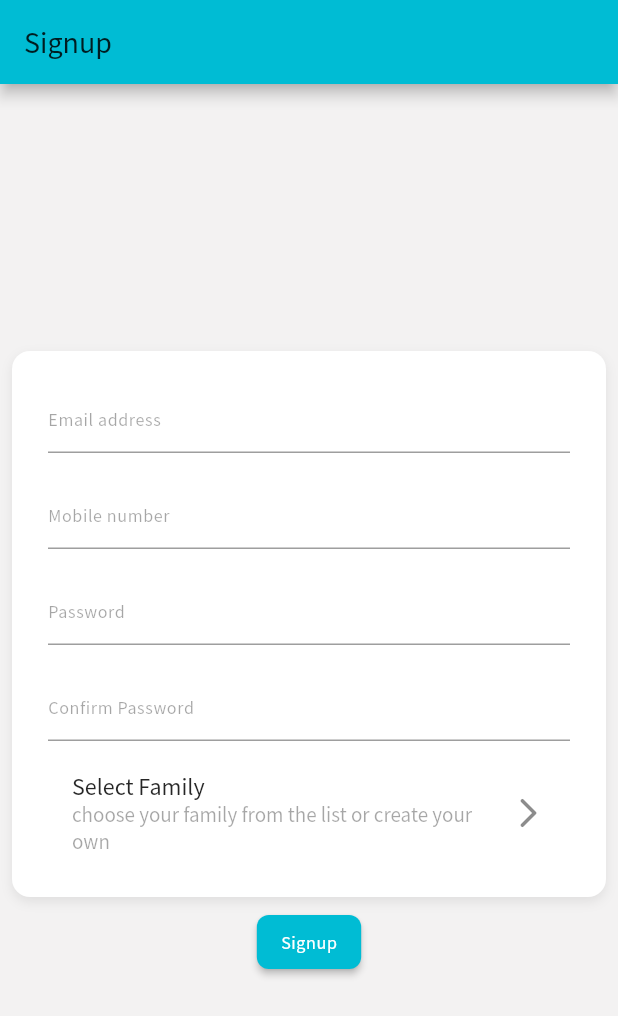
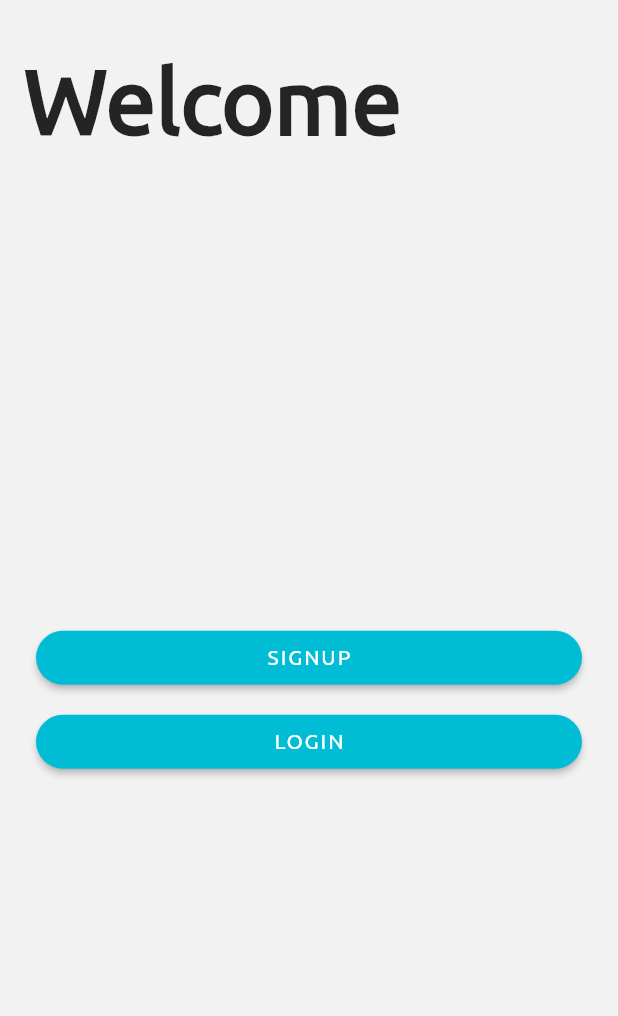
Before and after one commit to kunalmanocha98/shopper_android, a Flutter app: the screen it shows after launch, on a phone screen of 412 x 824 dp. Shown: the top 1016 px of the screen. Run offline on Flutter 3.47's test engine with Material 2 defaults, Android fonts, the phone set to English and light mode, and no system bars; our stand-ins replace cached_network_image; missing offline and left inert: pagination_view; generated files the repository leaves out were written again.

Commit message:
changes: 1. registration pages are made

```diff
--- a/lib/l10n/app_en.arb
+++ b/lib/l10n/app_en.arb
@@ -26,5 +26,9 @@
   "hint_enter_confirm_password": "Confirm Password",
   "hint_enter_family_user_name": "Family username(must be unique)",
   "hint_enter_family_name": "Family name",
-  "register_family": "Register family"
+  "register_family": "Register family",
+  "login": "Login",
+  "welcome": "Welcome",
+  "already_have_account": "Already have an account?",
+  "dont_have_account": "Don't have an account?"
 }
--- /dev/null
+++ b/lib/src/Registration/welcome_page.dart
@@ -0,0 +1,74 @@
+import 'package:flutter/material.dart';
+import 'package:shopper/src/BasicUtilities/custom_localizations.dart';
+import 'package:shopper/src/BasicUtilities/custom_text_styles.dart';
+import 'package:shopper/src/Registration/signup_page.dart';
+import 'package:shopper/src/UIComponents/custom_buttons.dart';
+
+import 'login_page.dart';
+
+class WelcomePage extends StatefulWidget{
+  @override
+  WelcomePageState createState() => WelcomePageState();
+}
+
+class WelcomePageState extends State<WelcomePage>{
+  @override
+  Widget build(BuildContext context) {
+    return Scaffold(
+      body: SafeArea(
+        child: Container(
+          child: Column(
+            crossAxisAlignment: CrossAxisAlignment.start,
+            children: [
+              Padding(
+                padding:  EdgeInsets.only(top:32.0,bottom: 8,left: 16),
+                child: Text(ShopperLocalizations(context).localization.welcome,
+                style: ShopperTextStyles.headline2.copyWith(
+                  fontWeight: FontWeight.bold
+                ),),
+              ),
+              Expanded(
+                  child:Center(
+                    child: Column(
+                      mainAxisSize: MainAxisSize.min,
+                      children: [
+                        Container(
+                          width: double.infinity,
+                          margin: EdgeInsets.only(top: 4,bottom: 4,left: 24,right: 24),
+                          child: ShopperElevatedButton(
+                            padding: EdgeInsets.all(8),
+                            onPressed: (){
+                              Navigator.push(context, MaterialPageRoute(builder: (BuildContext context){
+                                return SignupPage();
+                              }));
+                            },
+                            textStyle: ShopperTextStyles.subtitle2,
+                            buttonText: ShopperLocalizations(context).localization.signup.toUpperCase(),
+                          ),
+                        ),
+                        Container(
+                          width: double.infinity,
+                          margin: EdgeInsets.only(top: 4,bottom: 4,left: 24,right: 24),
+                          child: ShopperElevatedButton(
+                            padding: EdgeInsets.all(8),
+                            onPressed: (){
+                              Navigator.push(context, MaterialPageRoute(builder: (BuildContext context){
+                                return LoginPage();
+                              }));
+                            },
+                            textStyle: ShopperTextStyles.subtitle2,
+                            buttonText: ShopperLocalizations(context).localization.login.toUpperCase(),
+                          ),
+                        )
+                      ],
+                    ),
+                  )
+              ),
+            ],
+          ),
+        ),
+      ),
+    );
+  }
+
+}
--- a/lib/src/UIComponents/custom_buttons.dart
+++ b/lib/src/UIComponents/custom_buttons.dart
@@ -6,21 +6,21 @@ import 'package:shopper/src/BasicUtilities/shopper_colors.dart';
 class ShopperTextButton extends StatelessWidget {
   final Function onPressed;
   final String buttonText;
-  final Color textColor ;
+  final Color textColor;
 
-  ShopperTextButton({@required this.onPressed, this.buttonText,this.textColor});
+  ShopperTextButton(
+      {@required this.onPressed, this.buttonText, this.textColor});
 
   @override
   Widget build(BuildContext context) {
     return TextButton(
-      onPressed: onPressed,
-      child: Text(
-        buttonText ?? ShopperLocalizations(context).localization.button_placeholder,
-        style: ShopperTextStyles.caption.copyWith(
-          color: textColor ?? ShopperColor.appMainColor
-        ),
-      )
-    );
+        onPressed: onPressed,
+        child: Text(
+          buttonText ??
+              ShopperLocalizations(context).localization.button_placeholder,
+          style: ShopperTextStyles.caption
+              .copyWith(color: textColor ?? ShopperColor.appMainColor),
+        ));
   }
 }
 
@@ -28,20 +28,31 @@ class ShopperElevatedButton extends StatelessWidget {
   final Function onPressed;
   final String buttonText;
   final Color textColor;
+  final TextStyle textStyle;
+  final EdgeInsets padding;
 
-  ShopperElevatedButton({@required this.onPressed, this.buttonText, this.textColor});
+  ShopperElevatedButton({
+    @required this.onPressed,
+    this.buttonText,
+    this.textColor,
+    this.textStyle,
+    this.padding,
+  });
 
   @override
   Widget build(BuildContext context) {
+    var style = textStyle ?? ShopperTextStyles.caption;
     return ElevatedButton(
         onPressed: onPressed,
-        child: Text(
-          buttonText ?? ShopperLocalizations(context).localization.button_placeholder,
-          style: ShopperTextStyles.caption.copyWith(
-              color: textColor ?? ShopperColor.appColorWhite
+        child: Padding(
+          padding: padding ?? EdgeInsets.all(0.0),
+          child: Text(
+            buttonText ??
+                ShopperLocalizations(context).localization.button_placeholder,
+            style:
+                style.copyWith(color: textColor ?? ShopperColor.appColorWhite),
           ),
-        )
-    );
+        ));
   }
 }
 
@@ -50,19 +61,19 @@ class ShopperOutlinedButton extends StatelessWidget {
   final String buttonText;
   final Color textColor;
 
-  ShopperOutlinedButton({@required this.onPressed, this.buttonText, this.textColor});
+  ShopperOutlinedButton(
+      {@required this.onPressed, this.buttonText, this.textColor});
 
   @override
   Widget build(BuildContext context) {
     return OutlinedButton(
         onPressed: onPressed,
         child: Text(
-          buttonText ?? ShopperLocalizations(context).localization.button_placeholder,
-          style: ShopperTextStyles.caption.copyWith(
-              color: textColor ?? ShopperColor.appMainColor
-          ),
-        )
-    );
+          buttonText ??
+              ShopperLocalizations(context).localization.button_placeholder,
+          style: ShopperTextStyles.caption
+              .copyWith(color: textColor ?? ShopperColor.appMainColor),
+        ));
   }
 }
 
@@ -71,18 +82,18 @@ class ShopperAppBarActionTextButton extends StatelessWidget {
   final String buttonText;
   final Color textColor;
 
-  ShopperAppBarActionTextButton({@required this.onPressed, this.buttonText, this.textColor});
+  ShopperAppBarActionTextButton(
+      {@required this.onPressed, this.buttonText, this.textColor});
 
   @override
   Widget build(BuildContext context) {
     return TextButton(
         onPressed: onPressed,
         child: Text(
-          buttonText ?? ShopperLocalizations(context).localization.button_placeholder,
-          style: ShopperTextStyles.caption.copyWith(
-              color: textColor ?? ShopperColor.appMainColor
-          ),
-        )
-    );
+          buttonText ??
+              ShopperLocalizations(context).localization.button_placeholder,
+          style: ShopperTextStyles.caption
+              .copyWith(color: textColor ?? ShopperColor.appMainColor),
+        ));
   }
 }
--- a/lib/src/main.dart
+++ b/lib/src/main.dart
@@ -5,6 +5,7 @@ import 'package:shopper/src/HomePage/homepage.dart';
 import 'package:flutter_gen/gen_l10n/app_localizations.dart';
 
 import 'Registration/signup_page.dart';
+import 'Registration/welcome_page.dart';
 
 void main() {
   runApp(MyApp());
@@ -32,7 +33,7 @@ class MyApp extends StatelessWidget {
       supportedLocales: AppLocalizations.supportedLocales,
       theme: ThemeData(
         primarySwatch: color,
-        fontFamily: 'Source Sans Pro',
+        fontFamily: 'Ubuntu',
         scaffoldBackgroundColor: ShopperColor.appBackgroundColor,
         appBarTheme: AppBarTheme(
           centerTitle: true,
@@ -47,25 +48,19 @@ class MyApp extends StatelessWidget {
         ),
         textButtonTheme: TextButtonThemeData(
           style: TextButton.styleFrom(
-            shape: RoundedRectangleBorder(
-              borderRadius: BorderRadius.circular(8)
-            ),
+            shape: StadiumBorder(),
             primary: ShopperColor.appMainColor,
           )
         ),
         elevatedButtonTheme:  ElevatedButtonThemeData(
-            style: TextButton.styleFrom(
-              shape: RoundedRectangleBorder(
-                  borderRadius: BorderRadius.circular(8)
-              ),
+            style: ElevatedButton.styleFrom(
+              shape: StadiumBorder(),
               primary: ShopperColor.appMainColor,
             )
         ),
         outlinedButtonTheme: OutlinedButtonThemeData(
-            style: TextButton.styleFrom(
-              shape: RoundedRectangleBorder(
-                  borderRadius: BorderRadius.circular(8)
-              ),
+            style: OutlinedButton.styleFrom(
+              shape:StadiumBorder(),
               primary: ShopperColor.appMainColor,
             )
         ),
@@ -86,7 +81,7 @@ class MyApp extends StatelessWidget {
         ),
       ),
       // home: HomePage(),
-      home: SignupPage(),
+      home: WelcomePage(),
     );
   }
 }
--- a/pubspec.yaml
+++ b/pubspec.yaml
@@ -72,6 +72,11 @@ flutter:
         - asset: fonts/SourceSansPro-Regular.ttf
         - asset: fonts/SourceSansPro-Italic.ttf
           style: italic
+    - family: Ubuntu
+      fonts:
+        - asset: fonts/Ubuntu-Regular.ttf
+        - asset: fonts/Ubuntu-Italic.ttf
+          style: italic
 
   # fonts:
   #   - family: Schyler
```
Also changed, not shown: lib/src/Registration/login_page.dart (+47 -4 lines), lib/src/Registration/signup_page.dart (+49 -13 lines), fonts/SourceSansPro-Black.ttf (deleted), fonts/SourceSansPro-BlackItalic.ttf (deleted), fonts/SourceSansPro-Bold.ttf (deleted), fonts/SourceSansPro-BoldItalic.ttf (deleted), fonts/SourceSansPro-ExtraLight.ttf (deleted), fonts/SourceSansPro-ExtraLightItalic.ttf (deleted), fonts/SourceSansPro-Light.ttf (deleted), fonts/SourceSansPro-LightItalic.ttf (deleted), fonts/SourceSansPro-SemiBold.ttf (deleted), fonts/SourceSansPro-SemiBoldItalic.ttf (deleted), fonts/Ubuntu-Italic.ttf (added), fonts/Ubuntu-Regular.ttf (added).
